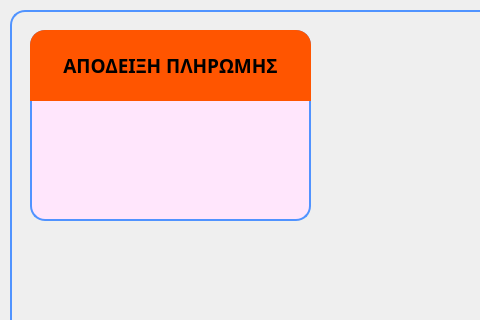
Above: givemoneydialog.ui from MrRisoni/Gauss before the change; both pictures show x 0 to 480 and y 0 to 320 of the 726 by 563 pixel window. Below: the same form after it.
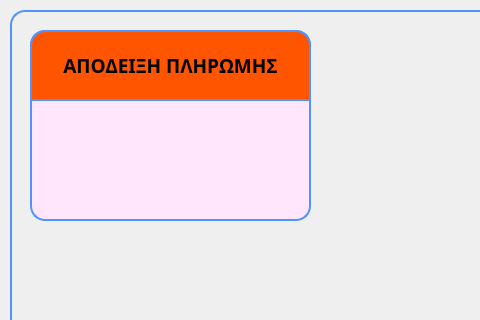
That is the form after the change.

The edit to the form file:
```diff
--- a/givemoneydialog.ui
+++ b/givemoneydialog.ui
@@ -178,9 +178,12 @@
      </property>
      <property name="styleSheet">
       <string notr="true">#pliromiLabel {
-	background-color: rgb(255, 85,0);
+	border-color: rgb(80, 147, 255);
+	border-style: solid;
+	border-width: 2px;
 	border-top-left-radius : 15px;
 	border-top-right-radius : 15px;
+	background-color: rgb(255, 85,0);
 }
 </string>
      </property>
```
